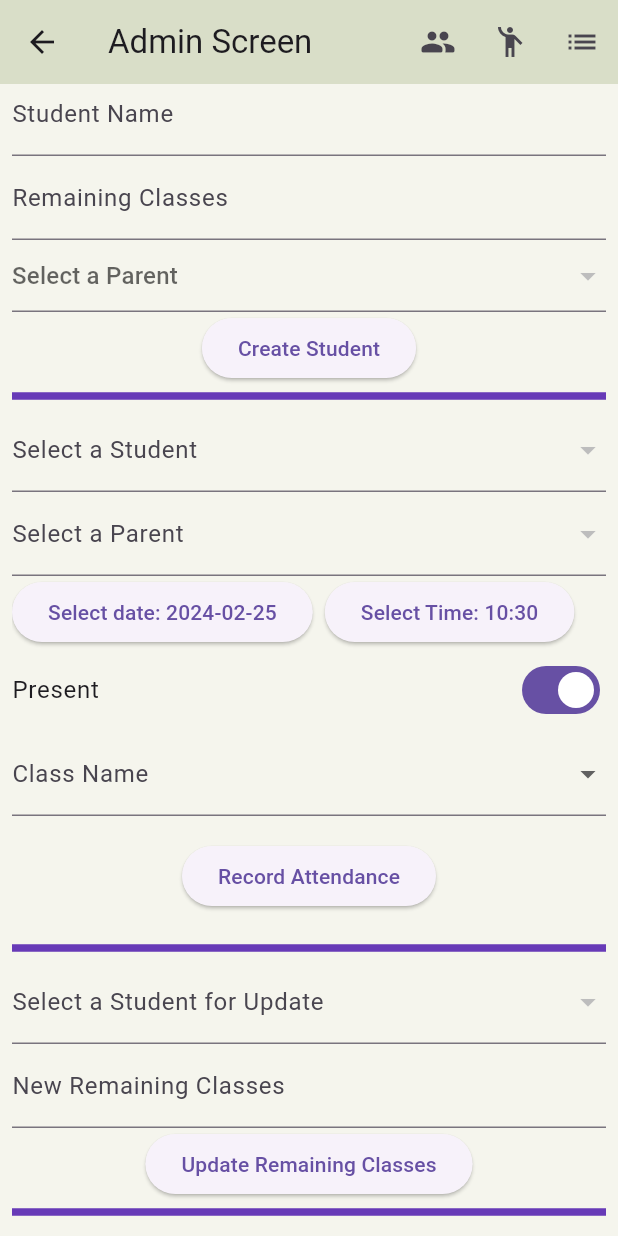
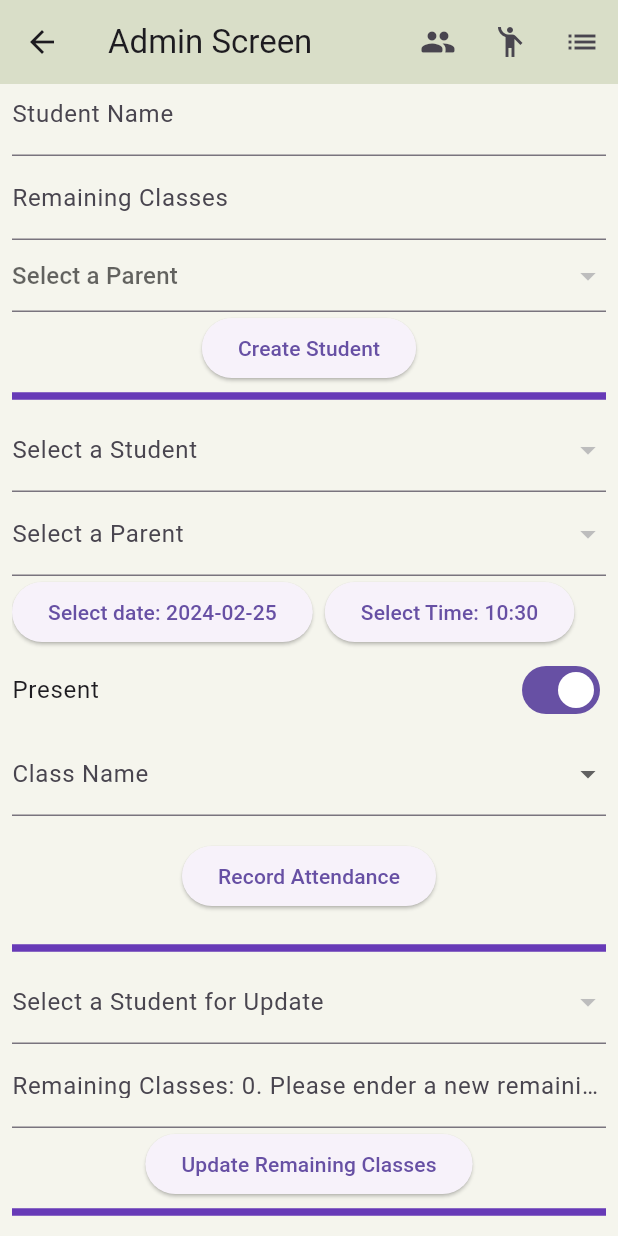
Before and after one commit to artwinkstudio/attendance, a Flutter app: the AdminScreen screen opened by its route, scrolled down 248 dp, on a phone screen of 412 x 824 dp. Run offline on Flutter 3.47's test engine with Material 3 defaults, Android fonts, the phone set to English and light mode, and no system bars; our stand-ins replace cloud_firestore, firebase_auth, firebase_core; accounts and stored records are empty.

Commit message:
sort dropdown item, show remaining class when updating, improve admin view attendance for class type

```diff
--- a/lib/models/students_model.dart
+++ b/lib/models/students_model.dart
@@ -9,6 +9,7 @@ class StudentModel {
     required this.studentName,
     required this.remainingClasses,
   });
+
 
   Map<String, dynamic> toJson() => {
         'parentId': parentId,
--- a/lib/screens/admin_screen.dart
+++ b/lib/screens/admin_screen.dart
@@ -1,5 +1,6 @@
 import 'package:attendance/components/assets.dart';
 import 'package:attendance/components/styles.dart';
+import 'package:attendance/models/students_model.dart';
 import 'package:attendance/screens/admin_view_attendance_screen.dart';
 import 'package:attendance/screens/admin_view_student_screen.dart';
 import 'package:attendance/screens/admin_view_user_screen.dart';
@@ -59,7 +60,9 @@ class _AdminScreenState extends State<AdminScreen> {
     final fetchedStudents = await FirebaseUtils.fetchStudents();
     setState(() {
       _parents = fetchedParents;
+      _parents.sort((a, b) => a['data'].parentName.compareTo(b['data'].parentName));
       _students = fetchedStudents;
+      _students.sort((a, b) => a['data'].studentName.compareTo(b['data'].studentName));
       _isLoading = false;
     });
   }
@@ -68,6 +71,8 @@ class _AdminScreenState extends State<AdminScreen> {
     final fetchedParents = await FirebaseUtils.fetchParents();
     setState(() {
       _parents = fetchedParents;
+      _parents.sort((a, b) => a['data'].parentName.compareTo(b['data'].parentName));
+
     });
   }
 
@@ -75,6 +80,8 @@ class _AdminScreenState extends State<AdminScreen> {
     final fetchedStudents = await FirebaseUtils.fetchStudents();
     setState(() {
       _students = fetchedStudents;
+      _students.sort((a, b) => a['data'].studentName.compareTo(b['data'].studentName));
+
     });
   }
 
@@ -576,15 +583,42 @@ class _AdminScreenState extends State<AdminScreen> {
                                 ? 'Please select a student'
                                 : null,
                           ),
-                          TextFormField(
-                            decoration: const InputDecoration(
-                                labelText: 'New Remaining Classes'),
-                            keyboardType: TextInputType.number,
-                            onChanged: (value) =>
-                                _newRemainingClasses = int.tryParse(value) ?? 0,
-                            validator: (value) => value == null || value.isEmpty
-                                ? 'Please enter a valid number'
-                                : null,
+                          FutureBuilder<StudentModel?>(
+                            future: FirebaseUtils.fetchStudentByID(
+                                _selectedStudentIdForUpdate ??
+                                    '0'),
+                            builder: (context, snapshot) {
+                              if (snapshot.connectionState ==
+                                  ConnectionState.waiting) {
+                                // Display a loading indicator or a placeholder while waiting for the future to complete
+                                return CircularProgressIndicator();
+                              } else if (snapshot.hasError) {
+                                // Handle error state
+                                return Text("Error fetching data");
+                              } else if (snapshot.hasData) {
+                                // Once the data is available, use it in the TextFormField
+                                final remainingClasses = snapshot.data
+                                    ?.remainingClasses; // Make sure this matches your data model
+                                return TextFormField(
+                                  decoration: InputDecoration(
+                                    labelText:
+                                        'Remaining Classes: $remainingClasses. Please ender a new remaining classes',
+                                  ),
+                                  keyboardType: TextInputType.number,
+                                  onChanged: (value) => _newRemainingClasses =
+                                      int.tryParse(value) ?? 0,
+                                  validator: (value) {
+                                    if (value == null || value.isEmpty) {
+                                      return 'Please enter a valid number';
+                                    }
+                                    return null;
+                                  },
+                                );
+                              } else {
+                                // Handle the case where there is no data
+                                return Text("");
+                              }
+                            },
                           ),
                           ElevatedButton(
                             onPressed: () {
--- a/lib/screens/admin_view_student_screen.dart
+++ b/lib/screens/admin_view_student_screen.dart
@@ -26,7 +26,7 @@ class _AdminViewStudentScreenState extends State<AdminViewStudentScreen> {
     setState(() {
       _students = fetchedStudents;
       _students.sort((a, b) =>
-          a['data'].remainingClasses.compareTo(b['data'].remainingClasses));
+          a['data'].studentName.compareTo(b['data'].studentName));
     });
   }
 
--- a/lib/screens/admin_view_user_screen.dart
+++ b/lib/screens/admin_view_user_screen.dart
@@ -27,6 +27,12 @@ class _AdminViewUserScreenState extends State<AdminViewUserScreen> {
     final fetchedParents = await FirebaseUtils.fetchParents();
     setState(() {
       _parents = fetchedParents;
+
+      _parents.sort((a, b) {
+        final String aName = a['data'].parentName;
+        final String bName = b['data'].parentName;
+        return aName.compareTo(bName);
+      });
     });
   }
 
```
Also changed, not shown: lib/screens/admin_view_attendance_screen.dart (+34 -8 lines), lib/utils/firebase_utils.dart (+5 -3 lines), 3 other files.
